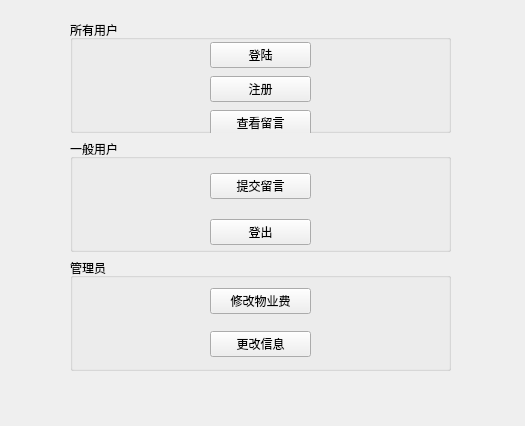
The window that modules/UI/UI_resourse/mainwinUI.ui (kekekuli/PropertyManager) describes before a commit, drawn with Qt 5.
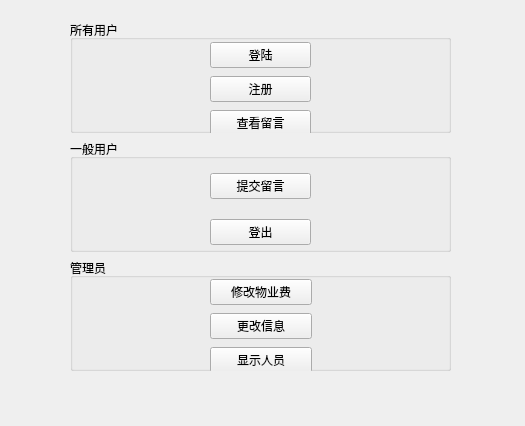
The same window after the commit.

Diff of the .ui file:
```diff
--- a/modules/UI/UI_resourse/mainwinUI.ui
+++ b/modules/UI/UI_resourse/mainwinUI.ui
@@ -106,8 +106,8 @@
         <rect>
          <x>140</x>
          <y>19</y>
-         <width>101</width>
-         <height>91</height>
+         <width>102</width>
+         <height>100</height>
         </rect>
        </property>
        <layout class="QVBoxLayout" name="verticalLayout_4">
@@ -125,6 +125,13 @@
           </property>
          </widget>
         </item>
+        <item>
+         <widget class="QPushButton" name="showman">
+          <property name="text">
+           <string>显示人员</string>
+          </property>
+         </widget>
+        </item>
        </layout>
       </widget>
      </widget>
```
